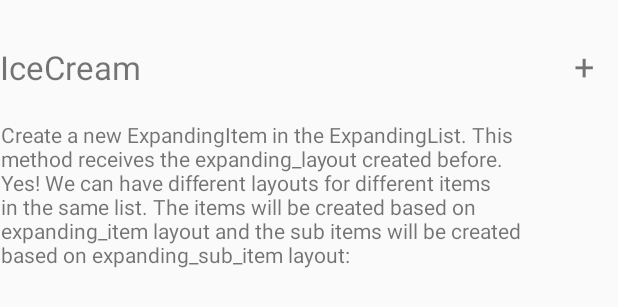
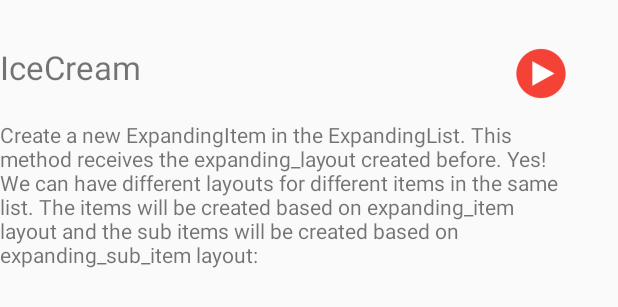
Before and after one commit to PennaLai/IceCream, an Android app: the layout expanding_item.xml on its own in the app's theme, with its tools: preview values and no code run, on a phone screen of 412 x 824 dp. Shown: the top 307 px of the screen. Run offline under Robolectric (Android 15) with nearby library versions, the phone set to English and light mode, and no system bars.

Commit message:
Expand test

```diff
--- a/app/src/main/res/layout/expanding_item.xml
+++ b/app/src/main/res/layout/expanding_item.xml
@@ -5,7 +5,7 @@
     android:layout_height="200dp">
 
     <TextView
-        android:id="@+id/title"
+        android:id="@+id/article_title"
         android:layout_width="wrap_content"
         android:layout_height="wrap_content"
         android:layout_alignParentStart="true"
@@ -17,28 +17,28 @@
         android:text="@string/app_name"
         android:textSize="22sp" />
 
-    <TextView
-        android:id="@+id/textView3"
-        android:layout_width="wrap_content"
-        android:layout_height="31dp"
-        android:layout_alignParentTop="true"
-        android:layout_alignParentEnd="true"
-        android:layout_alignParentBottom="true"
-        android:layout_marginTop="27dp"
-        android:layout_marginEnd="16dp"
-        android:layout_marginBottom="142dp"
-        android:text="+"
-        android:textSize="24sp" />
 
     <TextView
-        android:id="@+id/textView4"
-        android:layout_width="367dp"
-        android:layout_height="104dp"
+        android:id="@+id/article_abstr"
+        android:layout_width="wrap_content"
+        android:layout_height="102dp"
         android:layout_alignParentTop="true"
         android:layout_alignParentEnd="true"
         android:layout_alignParentBottom="true"
         android:layout_marginTop="80dp"
-        android:layout_marginEnd="44dp"
-        android:layout_marginBottom="16dp"
+        android:layout_marginEnd="29dp"
+        android:layout_marginBottom="18dp"
         android:text="@string/content" />
+
+    <ImageView
+        android:id="@+id/img_play"
+        android:layout_width="40dp"
+        android:layout_height="39dp"
+        android:layout_alignParentTop="true"
+        android:layout_alignParentEnd="true"
+        android:layout_marginTop="29dp"
+        android:layout_marginEnd="31dp"
+        android:src="@drawable/ic_play" />
+
+
 </RelativeLayout>
--- a/app/src/main/res/values/colors.xml
+++ b/app/src/main/res/values/colors.xml
@@ -7,5 +7,8 @@
     <color name="textColorPrimary">#212121</color>
     <color name="textColorSecondary">#757575</color>
 
-    <color name="blue">#0000FF</color>
+
+    <color name="indicator">#faf9fb</color>
+    <color name="zhihu">#3e86e4</color>
+    <color name="toutiao">#ce5228</color>
 </resources>
```
Also changed, not shown: app/src/main/java/com/example/icecream/expanding/Article.java (added, +82 -0 lines), app/src/main/java/com/example/icecream/fragment/ResourceFragment.java (+6 -23 lines), app/src/main/res/layout/expanding_sub_item.xml (+10 -0 lines), app/src/main/res/drawable/ic_star.png (added), app/src/main/res/drawable/ic_warn.png (added), app/src/main/res/drawable/toutiao.png (added), app/src/main/res/drawable/zhihu.png (added).
